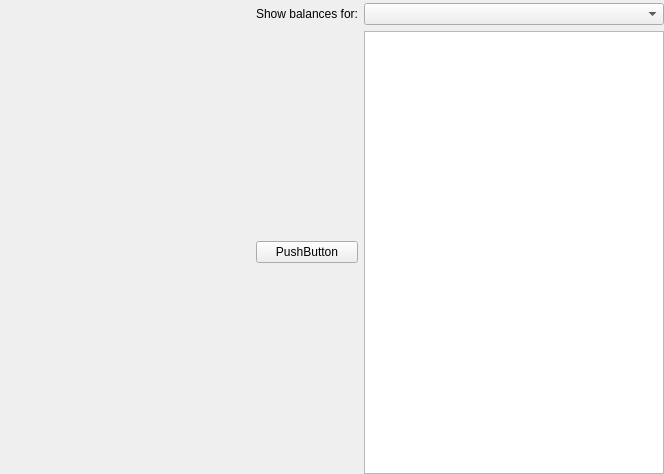
The window that src/qt/forms/balancesdialog.ui (MotoAcidic/Rapids) describes before a commit, drawn with Qt 5.
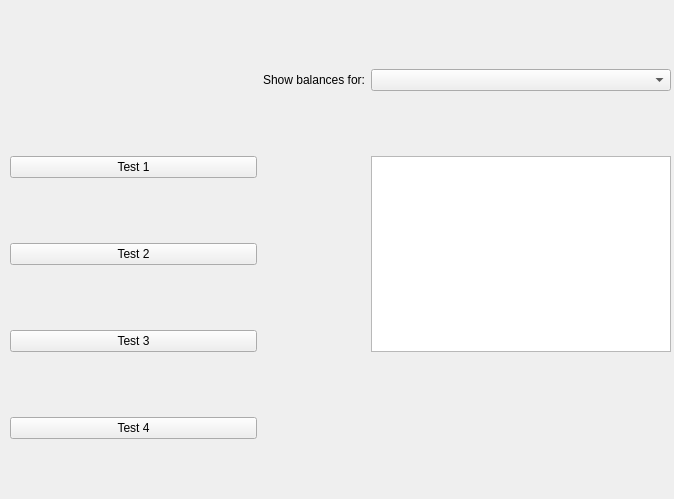
The same window after the commit.

What changed in the file:
```diff
--- a/src/qt/forms/balancesdialog.ui
+++ b/src/qt/forms/balancesdialog.ui
@@ -6,8 +6,8 @@
    <rect>
     <x>0</x>
     <y>0</y>
-    <width>664</width>
-    <height>474</height>
+    <width>674</width>
+    <height>499</height>
    </rect>
   </property>
   <property name="windowTitle">
@@ -16,10 +16,10 @@
   <widget class="QWidget" name="">
    <property name="geometry">
     <rect>
-     <x>3</x>
-     <y>3</y>
+     <x>10</x>
+     <y>10</y>
      <width>661</width>
-     <height>471</height>
+     <height>491</height>
     </rect>
    </property>
    <layout class="QGridLayout" name="gridLayout">
@@ -65,20 +65,41 @@
       </property>
      </widget>
     </item>
-    <item row="1" column="1">
+    <item row="1" column="0">
      <widget class="QPushButton" name="pushButton">
       <property name="text">
-       <string>PushButton</string>
+       <string>Test 1</string>
       </property>
      </widget>
     </item>
-    <item row="1" column="2">
+    <item row="1" column="2" rowspan="3">
      <widget class="QTableWidget" name="balancesTable">
       <property name="alternatingRowColors">
        <bool>false</bool>
       </property>
      </widget>
     </item>
+    <item row="2" column="0">
+     <widget class="QPushButton" name="pushButton_2">
+      <property name="text">
+       <string>Test 2</string>
+      </property>
+     </widget>
+    </item>
+    <item row="3" column="0">
+     <widget class="QPushButton" name="pushButton_3">
+      <property name="text">
+       <string>Test 3</string>
+      </property>
+     </widget>
+    </item>
+    <item row="4" column="0">
+     <widget class="QPushButton" name="pushButton_4">
+      <property name="text">
+       <string>Test 4</string>
+      </property>
+     </widget>
+    </item>
    </layout>
   </widget>
  </widget>
```
